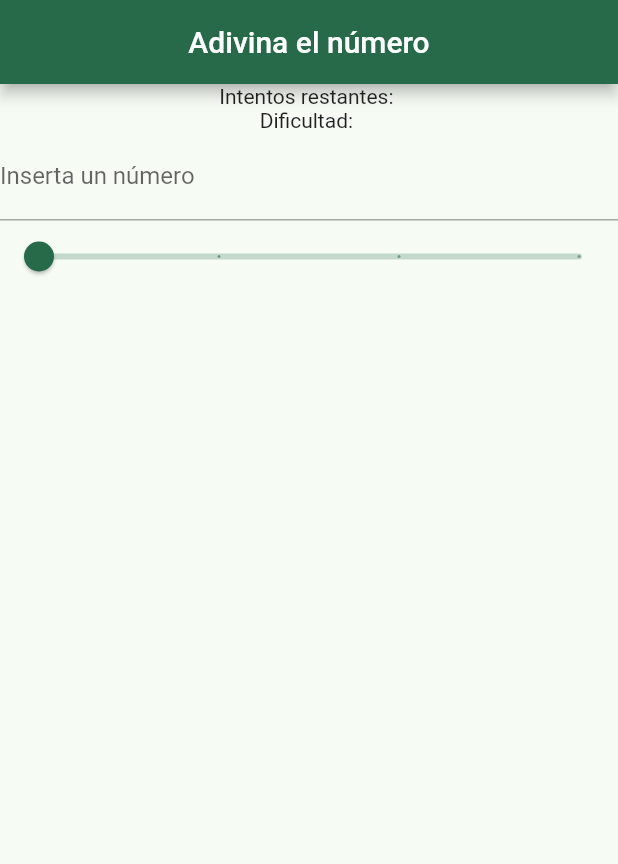
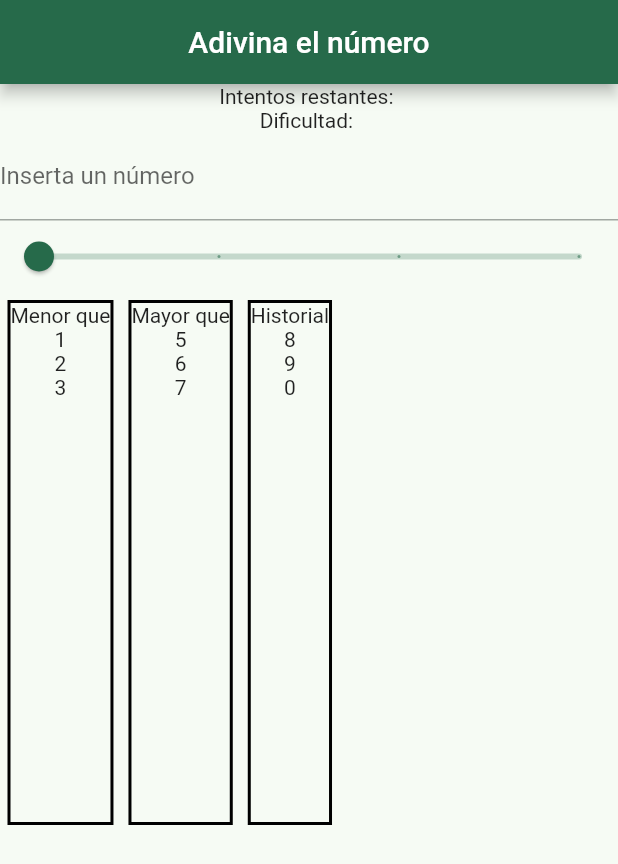
Before and after one commit to ErickRuiz00/GuessTheNumber, a Flutter app: the screen it shows after launch, on a phone screen of 412 x 824 dp. Shown: the top 864 px of the screen. Run offline on Flutter 3.47's test engine with Material 3 defaults, Android fonts, the phone set to English and light mode, and no system bars.

Commit message:
Añadir Widget dinámico de columnas

```diff
--- a/lib/screens/main_screen.dart
+++ b/lib/screens/main_screen.dart
@@ -1,5 +1,6 @@
 import 'package:flutter/material.dart';
 import 'package:flutter/services.dart';
+import 'package:guess_the_number/widgets/column_data.dart';
 
 class MainScreen extends StatelessWidget {
   const MainScreen({super.key});
@@ -27,7 +28,18 @@ class MainScreen extends StatelessWidget {
             min: 0,
             max: 10,
             divisions: 3
+          ),
+          Expanded(
+            child: Row(
+              crossAxisAlignment: CrossAxisAlignment.start,
+              children: [
+                ColumnData("Menor que", ["1", "2", "3"]),
+                ColumnData("Mayor que", ["5", "6", "7"]),
+                ColumnData("Historial", ["8", "9", "0"]),
+              ],
+            ),
           )
+
         ],
       ),
     );
--- /dev/null
+++ b/lib/widgets/column_data.dart
@@ -0,0 +1,36 @@
+import 'package:flutter/material.dart';
+
+class ColumnData extends StatelessWidget {
+  final List<String> numbers;
+  final String columnTitle;
+
+  const ColumnData(
+    this.columnTitle,
+    this.numbers,
+    {super.key}
+  );
+
+  @override
+  Widget build(BuildContext context) {
+    return Container(
+      padding: const EdgeInsets.all(5),
+      child: Container(
+        height: 350,
+        decoration: BoxDecoration(
+          border: Border.all(
+            color: Colors.black,
+            width: 2
+          ),
+        ),
+        child: Column(
+          children: [
+            Text(columnTitle),
+
+            for(String number in numbers)
+              Text(number.toString())
+          ],
+        ),
+      ),
+    );
+  }
+}
```
